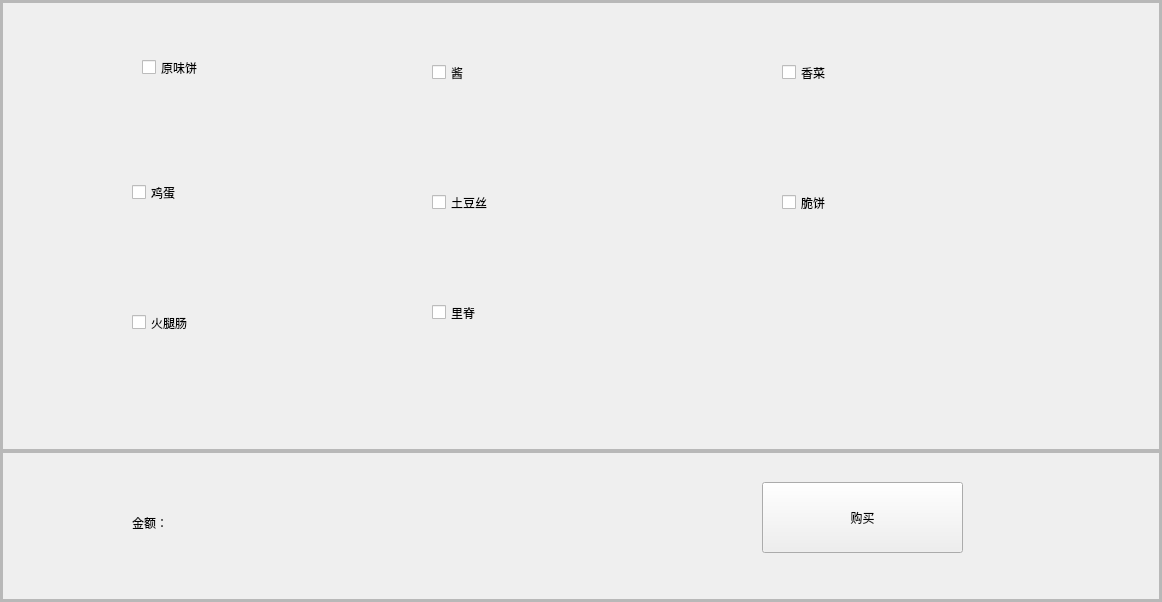
This is gobuywidget.ui in nanjingblue/Pancake-stall as Qt 5 draws it before an edit. The edited form follows.
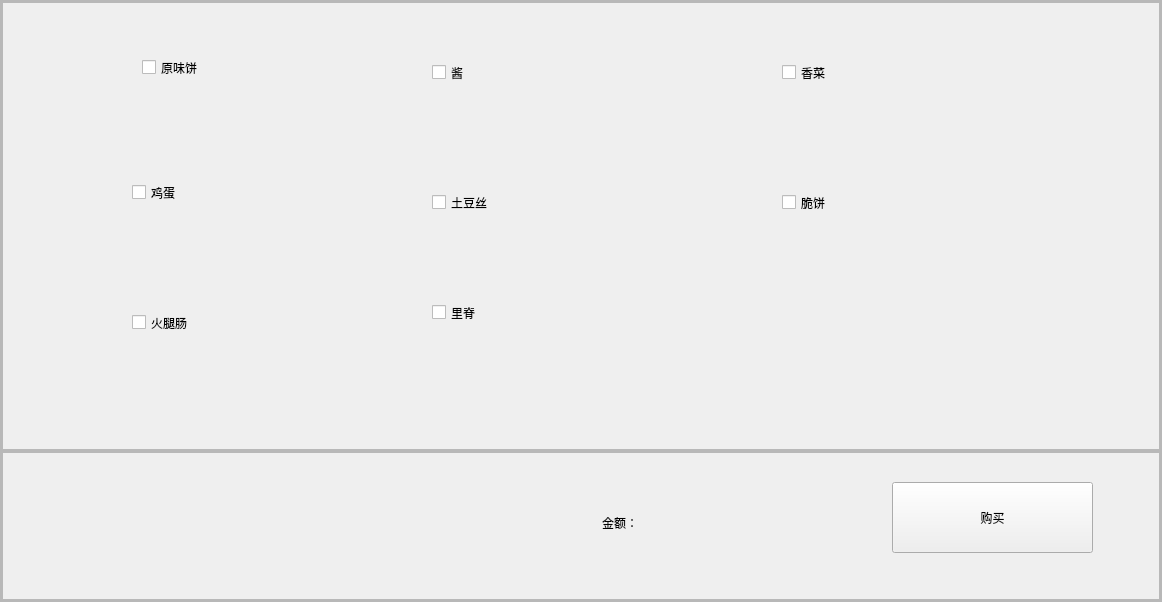
This is the edited form. Icons and pictures are not drawn.

Diff of the .ui file:
```diff
--- a/gobuywidget.ui
+++ b/gobuywidget.ui
@@ -387,7 +387,7 @@
            <widget class="QLabel" name="label">
             <property name="geometry">
              <rect>
-              <x>210</x>
+              <x>690</x>
               <y>30</y>
               <width>141</width>
               <height>71</height>
@@ -403,7 +403,7 @@
            <widget class="QPushButton" name="pushButton">
             <property name="geometry">
              <rect>
-              <x>760</x>
+              <x>890</x>
               <y>30</y>
               <width>201</width>
               <height>71</height>
@@ -416,7 +416,7 @@
            <widget class="QLabel" name="label_10">
             <property name="geometry">
              <rect>
-              <x>130</x>
+              <x>600</x>
               <y>40</y>
               <width>61</width>
               <height>61</height>
```
Left out of the diff: 19 changed lines with no effect on the pictures.
